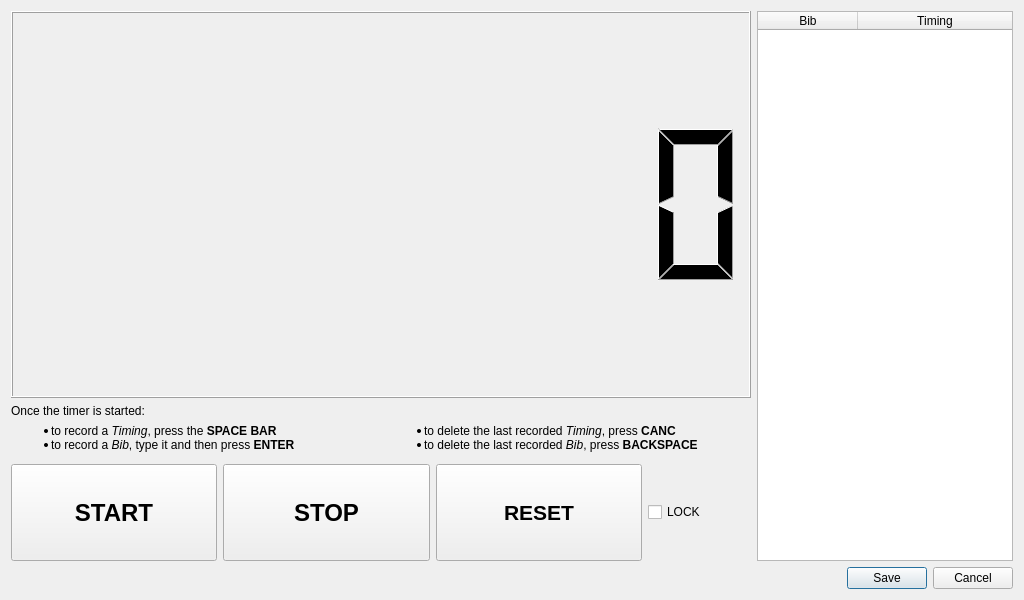
This is chronoracetimings.ui in flinco/LBChronoRace as Qt 5 draws it before an edit. The edited form follows.
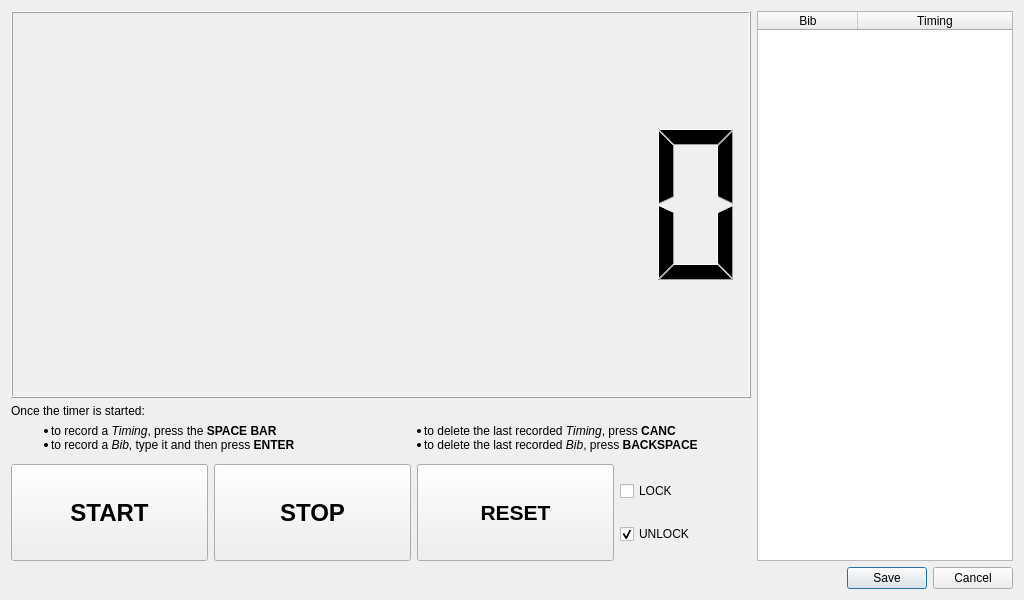
This is the edited form. Icons and pictures are not drawn.

Commit message: Improved LOCK/UNLOCK checkbox on timings recorder dialog

Diff of the .ui file:
```diff
--- a/chronoracetimings.ui
+++ b/chronoracetimings.ui
@@ -67,7 +67,7 @@
         </layout>
        </item>
        <item>
-        <layout class="QHBoxLayout" name="controlButtons" stretch="2,2,2,1">
+        <layout class="QHBoxLayout" name="controlButtons" stretch="3,3,3,2">
          <item>
           <widget class="QToolButton" name="startButton">
            <property name="sizePolicy">
@@ -180,6 +180,8 @@
           </widget>
          </item>
          <item>
+          <layout class="QVBoxLayout" name="lockButtons">
+           <item>
           <widget class="QCheckBox" name="lockBox">
            <property name="focusPolicy">
             <enum>Qt::NoFocus</enum>
@@ -192,10 +194,31 @@
            </property>
            <property name="icon">
             <iconset resource="materialicons.qrc">
-             <normaloff>:/material/icons/lock_open.svg</normaloff>
-             <normalon>:/material/icons/lock.svg</normalon>:/material/icons/lock_open.svg</iconset>
-           </property>
-          </widget>
+               <normaloff>:/material/icons/lock_open.svg</normaloff>:/material/icons/lock_open.svg</iconset>
+             </property>
+            </widget>
+           </item>
+           <item>
+            <widget class="QCheckBox" name="unlockBox">
+             <property name="focusPolicy">
+              <enum>Qt::NoFocus</enum>
+             </property>
+             <property name="toolTip">
+              <string>Timer controls are disabled when locked</string>
+             </property>
+             <property name="text">
+              <string>UNLOCK</string>
+             </property>
+             <property name="icon">
+              <iconset resource="materialicons.qrc">
+               <normaloff>:/material/icons/lock.svg</normaloff>:/material/icons/lock.svg</iconset>
+             </property>
+             <property name="checked">
+              <bool>true</bool>
+             </property>
+            </widget>
+           </item>
+          </layout>
          </item>
         </layout>
        </item>
```
Left out of the diff: 2 changed lines with no effect on the pictures. Lines whose indentation alone changed are shown as unchanged. The commit also changes 3 other files.
